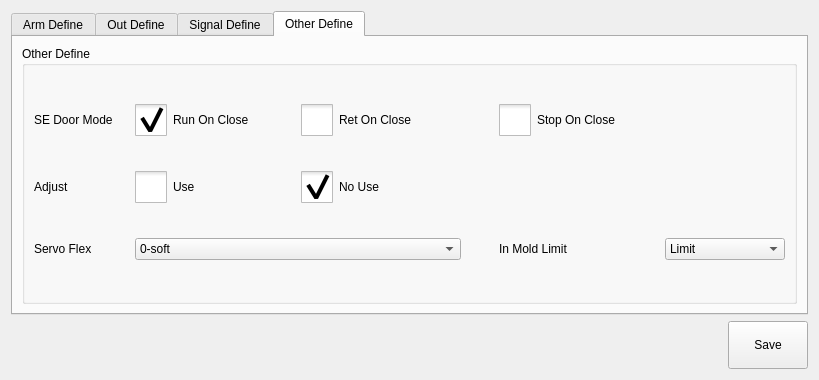
Qt form hcsettings/icstructdefineframe.ui (dongdong-2009/3-5AxisRobot) before a commit.
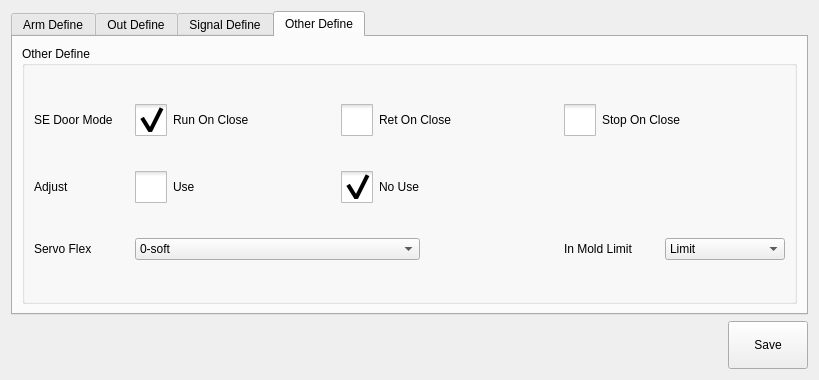
The same form after that commit. The open tabs and pages were chosen to show the change. Icons and pictures are not drawn. Custom widgets are drawn as their Qt base class.

What changed in the file:
```diff
--- a/hcsettings/icstructdefineframe.ui
+++ b/hcsettings/icstructdefineframe.ui
@@ -2045,49 +2045,11 @@
             </item>
            </widget>
           </item>
-          <item row="0" column="5">
-           <widget class="QCheckBox" name="sedM3">
-            <property name="minimumSize">
-             <size>
-              <width>160</width>
-              <height>0</height>
-             </size>
-            </property>
-            <property name="styleSheet">
-             <string notr="true">::indicator {
-     width: 32px;
-     height: 32px;
- }
-
-::indicator:unchecked 
-{
-     image: url(:/resource/check_unchecked.png);
- }
-::indicator:checked 
-{
-     image: url(:/resource/check_checked.png);
- }
-
-QRadioButton::indicator:checked:disabled
-{
- image: url(:/resource/check_checked_disable.png);
-}
-
-QRadioButton::indicator:unchecked:disabled
-{
- image: url(:/resource/check_unchecked_disable.png);
-}</string>
-            </property>
-            <property name="text">
-             <string>Stop On Close</string>
-            </property>
-           </widget>
-          </item>
           <item row="0" column="1">
            <widget class="QCheckBox" name="sedM1">
             <property name="minimumSize">
              <size>
-              <width>160</width>
+              <width>200</width>
               <height>0</height>
              </size>
             </property>
@@ -2124,44 +2086,6 @@
             </property>
            </widget>
           </item>
-          <item row="0" column="2">
-           <widget class="QCheckBox" name="sedM2">
-            <property name="minimumSize">
-             <size>
-              <width>160</width>
-              <height>0</height>
-             </size>
-            </property>
-            <property name="styleSheet">
-             <string notr="true">::indicator {
-     width: 32px;
-     height: 32px;
- }
-
-::indicator:unchecked 
-{
-     image: url(:/resource/check_unchecked.png);
- }
-::indicator:checked 
-{
-     image: url(:/resource/check_checked.png);
- }
-
-QRadioButton::indicator:checked:disabled
-{
- image: url(:/resource/check_checked_disable.png);
-}
-
-QRadioButton::indicator:unchecked:disabled
-{
- image: url(:/resource/check_unchecked_disable.png);
-}</string>
-            </property>
-            <property name="text">
-             <string>Ret On Close</string>
-            </property>
-           </widget>
-          </item>
           <item row="2" column="3">
            <spacer name="horizontalSpacer_6">
             <property name="orientation">
@@ -2175,6 +2099,82 @@
             </property>
            </spacer>
           </item>
+          <item row="0" column="5" colspan="2">
+           <widget class="QCheckBox" name="sedM3">
+            <property name="minimumSize">
+             <size>
+              <width>200</width>
+              <height>0</height>
+             </size>
+            </property>
+            <property name="styleSheet">
+             <string notr="true">::indicator {
+     width: 32px;
+     height: 32px;
+ }
+
+::indicator:unchecked 
+{
+     image: url(:/resource/check_unchecked.png);
+ }
+::indicator:checked 
+{
+     image: url(:/resource/check_checked.png);
+ }
+
+QRadioButton::indicator:checked:disabled
+{
+ image: url(:/resource/check_checked_disable.png);
+}
+
+QRadioButton::indicator:unchecked:disabled
+{
+ image: url(:/resource/check_unchecked_disable.png);
+}</string>
+            </property>
+            <property name="text">
+             <string>Stop On Close</string>
+            </property>
+           </widget>
+          </item>
+          <item row="0" column="2" colspan="2">
+           <widget class="QCheckBox" name="sedM2">
+            <property name="minimumSize">
+             <size>
+              <width>200</width>
+              <height>0</height>
+             </size>
+            </property>
+            <property name="styleSheet">
+             <string notr="true">::indicator {
+     width: 32px;
+     height: 32px;
+ }
+
+::indicator:unchecked 
+{
+     image: url(:/resource/check_unchecked.png);
+ }
+::indicator:checked 
+{
+     image: url(:/resource/check_checked.png);
+ }
+
+QRadioButton::indicator:checked:disabled
+{
+ image: url(:/resource/check_checked_disable.png);
+}
+
+QRadioButton::indicator:unchecked:disabled
+{
+ image: url(:/resource/check_unchecked_disable.png);
+}</string>
+            </property>
+            <property name="text">
+             <string>Ret On Close</string>
+            </property>
+           </widget>
+          </item>
          </layout>
         </widget>
        </item>
```
Left out of the diff: 6 changed lines with no effect on the pictures.
